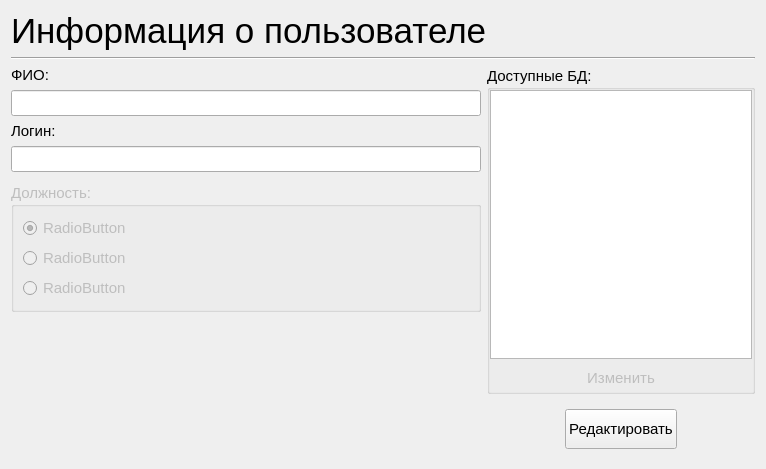
This is informationuser_dialog.ui in skripach2111/Kursovoy as Qt 5 draws it before an edit. The edited form follows.
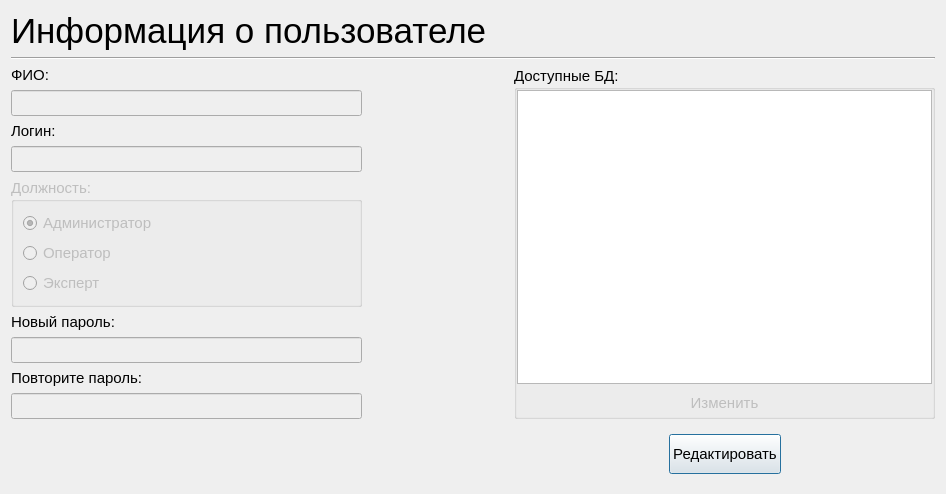
This is the edited form.

What changed in the file:
```diff
--- a/informationuser_dialog.ui
+++ b/informationuser_dialog.ui
@@ -6,14 +6,47 @@
    <rect>
     <x>0</x>
     <y>0</y>
-    <width>766</width>
-    <height>469</height>
+    <width>946</width>
+    <height>492</height>
    </rect>
   </property>
   <property name="windowTitle">
    <string>Dialog</string>
   </property>
   <layout class="QGridLayout" name="gridLayout">
+   <item row="3" column="0">
+    <widget class="QLineEdit" name="lineEdit_FIO">
+     <property name="enabled">
+      <bool>false</bool>
+     </property>
+     <property name="sizePolicy">
+      <sizepolicy hsizetype="Preferred" vsizetype="Fixed">
+       <horstretch>5</horstretch>
+       <verstretch>0</verstretch>
+      </sizepolicy>
+     </property>
+     <property name="font">
+      <font>
+       <pointsize>11</pointsize>
+      </font>
+     </property>
+     <property name="readOnly">
+      <bool>false</bool>
+     </property>
+    </widget>
+   </item>
+   <item row="11" column="0">
+    <widget class="QLineEdit" name="lineEdit_Password_2">
+     <property name="enabled">
+      <bool>false</bool>
+     </property>
+     <property name="font">
+      <font>
+       <pointsize>11</pointsize>
+      </font>
+     </property>
+    </widget>
+   </item>
    <item row="4" column="0">
     <widget class="QLabel" name="label_Login">
      <property name="sizePolicy">
@@ -32,40 +65,24 @@
      </property>
     </widget>
    </item>
-   <item row="0" column="0" colspan="3">
-    <widget class="QLabel" name="label">
+   <item row="8" column="0">
+    <widget class="QLabel" name="label_2">
      <property name="sizePolicy">
-      <sizepolicy hsizetype="Preferred" vsizetype="Maximum">
+      <sizepolicy hsizetype="Preferred" vsizetype="Fixed">
        <horstretch>0</horstretch>
        <verstretch>0</verstretch>
       </sizepolicy>
      </property>
      <property name="font">
       <font>
-       <pointsize>26</pointsize>
+       <pointsize>11</pointsize>
       </font>
      </property>
      <property name="text">
-      <string>Информация о пользователе</string>
+      <string>Новый пароль:</string>
      </property>
     </widget>
    </item>
-   <item row="9" column="0">
-    <spacer name="verticalSpacer_2">
-     <property name="orientation">
-      <enum>Qt::Vertical</enum>
-     </property>
-     <property name="sizeType">
-      <enum>QSizePolicy::Fixed</enum>
-     </property>
-     <property name="sizeHint" stdset="0">
-      <size>
-       <width>20</width>
-       <height>40</height>
-      </size>
-     </property>
-    </spacer>
-   </item>
    <item row="2" column="0">
     <widget class="QLabel" name="label_FIO">
      <property name="sizePolicy">
@@ -90,46 +107,36 @@
      </property>
     </widget>
    </item>
-   <item row="8" column="0">
-    <widget class="QLabel" name="label_Errors">
-     <property name="font">
-      <font>
-       <family>DejaVu Sans</family>
-       <pointsize>9</pointsize>
-      </font>
-     </property>
-     <property name="text">
-      <string/>
-     </property>
-    </widget>
-   </item>
-   <item row="1" column="0" colspan="3">
+   <item row="1" column="0" colspan="4">
     <widget class="Line" name="line">
      <property name="orientation">
       <enum>Qt::Horizontal</enum>
      </property>
     </widget>
    </item>
-   <item row="3" column="0">
-    <widget class="QLineEdit" name="lineEdit_FIO">
+   <item row="0" column="0" colspan="4">
+    <widget class="QLabel" name="label">
      <property name="sizePolicy">
-      <sizepolicy hsizetype="Preferred" vsizetype="Fixed">
-       <horstretch>5</horstretch>
+      <sizepolicy hsizetype="Preferred" vsizetype="Maximum">
+       <horstretch>0</horstretch>
        <verstretch>0</verstretch>
       </sizepolicy>
      </property>
      <property name="font">
       <font>
-       <pointsize>11</pointsize>
+       <pointsize>26</pointsize>
       </font>
      </property>
-     <property name="readOnly">
-      <bool>true</bool>
+     <property name="text">
+      <string>Информация о пользователе</string>
      </property>
     </widget>
    </item>
    <item row="5" column="0">
     <widget class="QLineEdit" name="lineEdit_Login">
+     <property name="enabled">
+      <bool>false</bool>
+     </property>
      <property name="sizePolicy">
       <sizepolicy hsizetype="Preferred" vsizetype="Fixed">
        <horstretch>0</horstretch>
@@ -142,7 +149,25 @@
       </font>
      </property>
      <property name="readOnly">
-      <bool>true</bool>
+      <bool>false</bool>
+     </property>
+    </widget>
+   </item>
+   <item row="10" column="0">
+    <widget class="QLabel" name="label_3">
+     <property name="sizePolicy">
+      <sizepolicy hsizetype="Preferred" vsizetype="Fixed">
+       <horstretch>0</horstretch>
+       <verstretch>0</verstretch>
+      </sizepolicy>
+     </property>
+     <property name="font">
+      <font>
+       <pointsize>11</pointsize>
+      </font>
+     </property>
+     <property name="text">
+      <string>Повторите пароль:</string>
      </property>
     </widget>
    </item>
@@ -152,7 +177,7 @@
       <bool>false</bool>
      </property>
      <property name="sizePolicy">
-      <sizepolicy hsizetype="Preferred" vsizetype="Maximum">
+      <sizepolicy hsizetype="Preferred" vsizetype="Preferred">
        <horstretch>0</horstretch>
        <verstretch>0</verstretch>
       </sizepolicy>
@@ -175,7 +200,7 @@
          <set>Qt::ImhNone</set>
         </property>
         <property name="text">
-         <string>RadioButton</string>
+         <string>Администратор</string>
         </property>
         <property name="checkable">
          <bool>true</bool>
@@ -191,7 +216,7 @@
          <set>Qt::ImhNone</set>
         </property>
         <property name="text">
-         <string>RadioButton</string>
+         <string>Оператор</string>
         </property>
        </widget>
       </item>
@@ -201,74 +226,14 @@
          <set>Qt::ImhNone</set>
         </property>
         <property name="text">
-         <string>RadioButton</string>
+         <string>Эксперт</string>
         </property>
        </widget>
       </item>
      </layout>
     </widget>
    </item>
-   <item row="2" column="1" rowspan="7" colspan="2">
-    <widget class="QGroupBox" name="groupBox_DB">
-     <property name="sizePolicy">
-      <sizepolicy hsizetype="Expanding" vsizetype="Preferred">
-       <horstretch>3</horstretch>
-       <verstretch>0</verstretch>
-      </sizepolicy>
-     </property>
-     <property name="minimumSize">
-      <size>
-       <width>0</width>
-       <height>0</height>
-      </size>
-     </property>
-     <property name="sizeIncrement">
-      <size>
-       <width>3</width>
-       <height>0</height>
-      </size>
-     </property>
-     <property name="font">
-      <font>
-       <pointsize>11</pointsize>
-      </font>
-     </property>
-     <property name="title">
-      <string>Доступные БД:</string>
-     </property>
-     <layout class="QVBoxLayout" name="verticalLayout">
-      <property name="leftMargin">
-       <number>0</number>
-      </property>
-      <property name="topMargin">
-       <number>0</number>
-      </property>
-      <property name="rightMargin">
-       <number>0</number>
-      </property>
-      <property name="bottomMargin">
-       <number>0</number>
-      </property>
-      <item>
-       <widget class="QTableWidget" name="tableWidget_DB"/>
-      </item>
-      <item>
-       <widget class="QPushButton" name="pushButton_ChangeDB">
-        <property name="enabled">
-         <bool>false</bool>
-        </property>
-        <property name="text">
-         <string>Изменить</string>
-        </property>
-        <property name="flat">
-         <bool>true</bool>
-        </property>
-       </widget>
-      </item>
-     </layout>
-    </widget>
-   </item>
-   <item row="9" column="1" colspan="2">
+   <item row="12" column="2" colspan="2">
     <widget class="QStackedWidget" name="stackedWidget">
      <property name="sizePolicy">
       <sizepolicy hsizetype="Preferred" vsizetype="Maximum">
@@ -427,6 +392,199 @@
      </widget>
     </widget>
    </item>
+   <item row="9" column="0">
+    <widget class="QLineEdit" name="lineEdit_Password_1">
+     <property name="enabled">
+      <bool>false</bool>
+     </property>
+     <property name="font">
+      <font>
+       <pointsize>11</pointsize>
+      </font>
+     </property>
+    </widget>
+   </item>
+   <item row="2" column="2" rowspan="10" colspan="2">
+    <widget class="QGroupBox" name="groupBox_DB">
+     <property name="sizePolicy">
+      <sizepolicy hsizetype="Expanding" vsizetype="Preferred">
+       <horstretch>3</horstretch>
+       <verstretch>0</verstretch>
+      </sizepolicy>
+     </property>
+     <property name="minimumSize">
+      <size>
+       <width>0</width>
+       <height>0</height>
+      </size>
+     </property>
+     <property name="sizeIncrement">
+      <size>
+       <width>3</width>
+       <height>0</height>
+      </size>
+     </property>
+     <property name="font">
+      <font>
+       <pointsize>11</pointsize>
+      </font>
+     </property>
+     <property name="title">
+      <string>Доступные БД:</string>
+     </property>
+     <layout class="QVBoxLayout" name="verticalLayout">
+      <property name="leftMargin">
+       <number>0</number>
+      </property>
+      <property name="topMargin">
+       <number>0</number>
+      </property>
+      <property name="rightMargin">
+       <number>0</number>
+      </property>
+      <property name="bottomMargin">
+       <number>0</number>
+      </property>
+      <item>
+       <widget class="QListWidget" name="listWidget_DB"/>
+      </item>
+      <item>
+       <widget class="QPushButton" name="pushButton_ChangeDB">
+        <property name="enabled">
+         <bool>false</bool>
+        </property>
+        <property name="text">
+         <string>Изменить</string>
+        </property>
+        <property name="flat">
+         <bool>true</bool>
+        </property>
+       </widget>
+      </item>
+     </layout>
+    </widget>
+   </item>
+   <item row="2" column="1" rowspan="2">
+    <widget class="QLabel" name="label_MessageFIO">
+     <property name="sizePolicy">
+      <sizepolicy hsizetype="Preferred" vsizetype="Preferred">
+       <horstretch>2</horstretch>
+       <verstretch>0</verstretch>
+      </sizepolicy>
+     </property>
+     <property name="font">
+      <font>
+       <pointsize>9</pointsize>
+      </font>
+     </property>
+     <property name="text">
+      <string/>
+     </property>
+     <property name="alignment">
+      <set>Qt::AlignBottom|Qt::AlignLeading|Qt::AlignLeft</set>
+     </property>
+     <property name="wordWrap">
+      <bool>true</bool>
+     </property>
+    </widget>
+   </item>
+   <item row="4" column="1" rowspan="2">
+    <widget class="QLabel" name="label_MessageLogin">
+     <property name="font">
+      <font>
+       <pointsize>9</pointsize>
+      </font>
+     </property>
+     <property name="text">
+      <string/>
+     </property>
+     <property name="alignment">
+      <set>Qt::AlignBottom|Qt::AlignLeading|Qt::AlignLeft</set>
+     </property>
+     <property name="wordWrap">
+      <bool>true</bool>
+     </property>
+    </widget>
+   </item>
+   <item row="6" column="1" rowspan="2">
+    <widget class="QLabel" name="label_MessageRole">
+     <property name="font">
+      <font>
+       <pointsize>9</pointsize>
+      </font>
+     </property>
+     <property name="text">
+      <string/>
+     </property>
+     <property name="wordWrap">
+      <bool>true</bool>
+     </property>
+    </widget>
+   </item>
+   <item row="8" column="1" rowspan="2">
+    <widget class="QLabel" name="label_MessagePas1">
+     <property name="font">
+      <font>
+       <pointsize>9</pointsize>
+      </font>
+     </property>
+     <property name="text">
+      <string/>
+     </property>
+     <property name="alignment">
+      <set>Qt::AlignBottom|Qt::AlignLeading|Qt::AlignLeft</set>
+     </property>
+     <property name="wordWrap">
+      <bool>true</bool>
+     </property>
+    </widget>
+   </item>
+   <item row="10" column="1" rowspan="2">
+    <widget class="QLabel" name="label_MessagePas2">
+     <property name="font">
+      <font>
+       <pointsize>9</pointsize>
+      </font>
+     </property>
+     <property name="text">
+      <string/>
+     </property>
+     <property name="alignment">
+      <set>Qt::AlignBottom|Qt::AlignLeading|Qt::AlignLeft</set>
+     </property>
+     <property name="wordWrap">
+      <bool>true</bool>
+     </property>
+    </widget>
+   </item>
+   <item row="12" column="1">
+    <spacer name="horizontalSpacer_5">
+     <property name="orientation">
+      <enum>Qt::Horizontal</enum>
+     </property>
+     <property name="sizeHint" stdset="0">
+      <size>
+       <width>40</width>
+       <height>20</height>
+      </size>
+     </property>
+    </spacer>
+   </item>
+   <item row="12" column="0">
+    <widget class="QLabel" name="label_MessageListDB">
+     <property name="font">
+      <font>
+       <pointsize>9</pointsize>
+      </font>
+     </property>
+     <property name="text">
+      <string/>
+     </property>
+     <property name="wordWrap">
+      <bool>true</bool>
+     </property>
+    </widget>
+   </item>
   </layout>
  </widget>
  <resources/>
```
Left out of the diff: 6 changed lines with no effect on the pictures.
